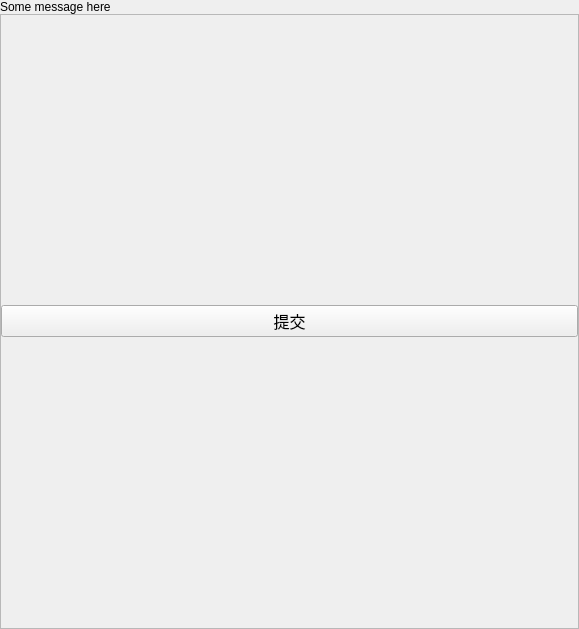
Before: the Qt Designer form ui_src/fillForm.ui in fx-tourist/ahutTool, drawn with Qt 5.
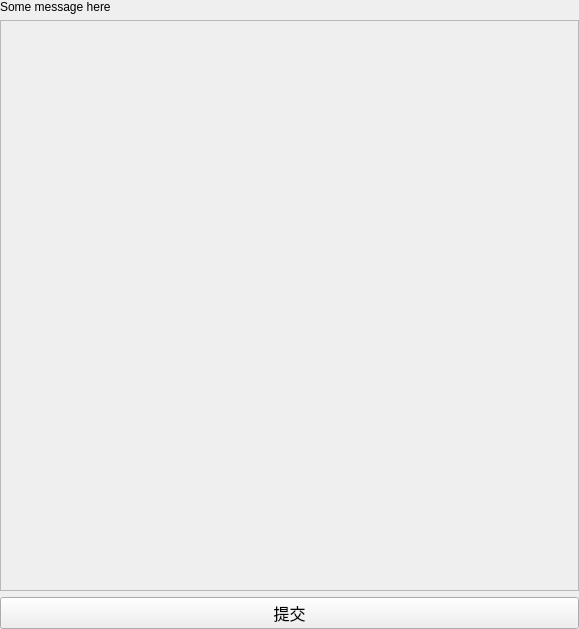
After: the same form once the commit is applied.

Commit message: finished the robClass logic

```diff
--- a/ui_src/fillForm.ui
+++ b/ui_src/fillForm.ui
@@ -14,9 +14,6 @@
    <string>Form</string>
   </property>
   <layout class="QVBoxLayout" name="verticalLayout_2">
-   <property name="spacing">
-    <number>0</number>
-   </property>
    <property name="leftMargin">
     <number>0</number>
    </property>
@@ -29,15 +26,18 @@
    <property name="bottomMargin">
     <number>0</number>
    </property>
-   <item>
-    <layout class="QVBoxLayout" name="verticalLayout">
      <item>
       <widget class="QLabel" name="messageShow">
        <property name="text">
         <string>Some message here</string>
        </property>
-      </widget>
-     </item>
+     <property name="wordWrap">
+      <bool>true</bool>
+     </property>
+    </widget>
+   </item>
+   <item>
+    <layout class="QVBoxLayout" name="verticalLayout">
      <item>
       <widget class="QScrollArea" name="scrollArea">
        <property name="widgetResizable">
@@ -49,9 +49,15 @@
           <x>0</x>
           <y>0</y>
           <width>575</width>
-          <height>603</height>
+          <height>568</height>
          </rect>
         </property>
+        <property name="sizePolicy">
+         <sizepolicy hsizetype="Expanding" vsizetype="Expanding">
+          <horstretch>0</horstretch>
+          <verstretch>0</verstretch>
+         </sizepolicy>
+        </property>
         <layout class="QVBoxLayout" name="verticalLayout_3">
          <property name="spacing">
           <number>0</number>
@@ -71,6 +77,12 @@
          <item>
           <layout class="QFormLayout" name="content"/>
          </item>
+        </layout>
+       </widget>
+      </widget>
+     </item>
+    </layout>
+   </item>
          <item>
           <widget class="QPushButton" name="submit">
            <property name="font">
@@ -82,12 +94,6 @@
             <string>提交</string>
            </property>
           </widget>
-         </item>
-        </layout>
-       </widget>
-      </widget>
-     </item>
-    </layout>
    </item>
   </layout>
  </widget>
```
Lines whose indentation alone changed are shown as unchanged. The commit also changes 4 other files.
